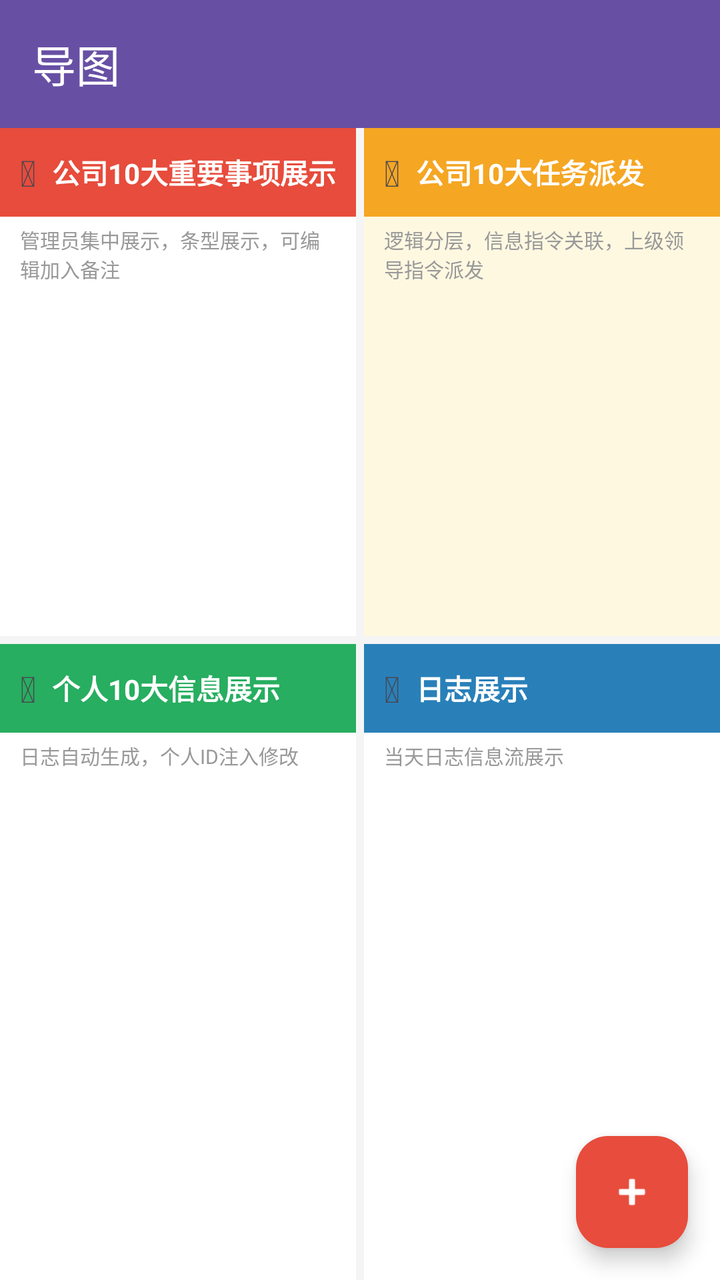
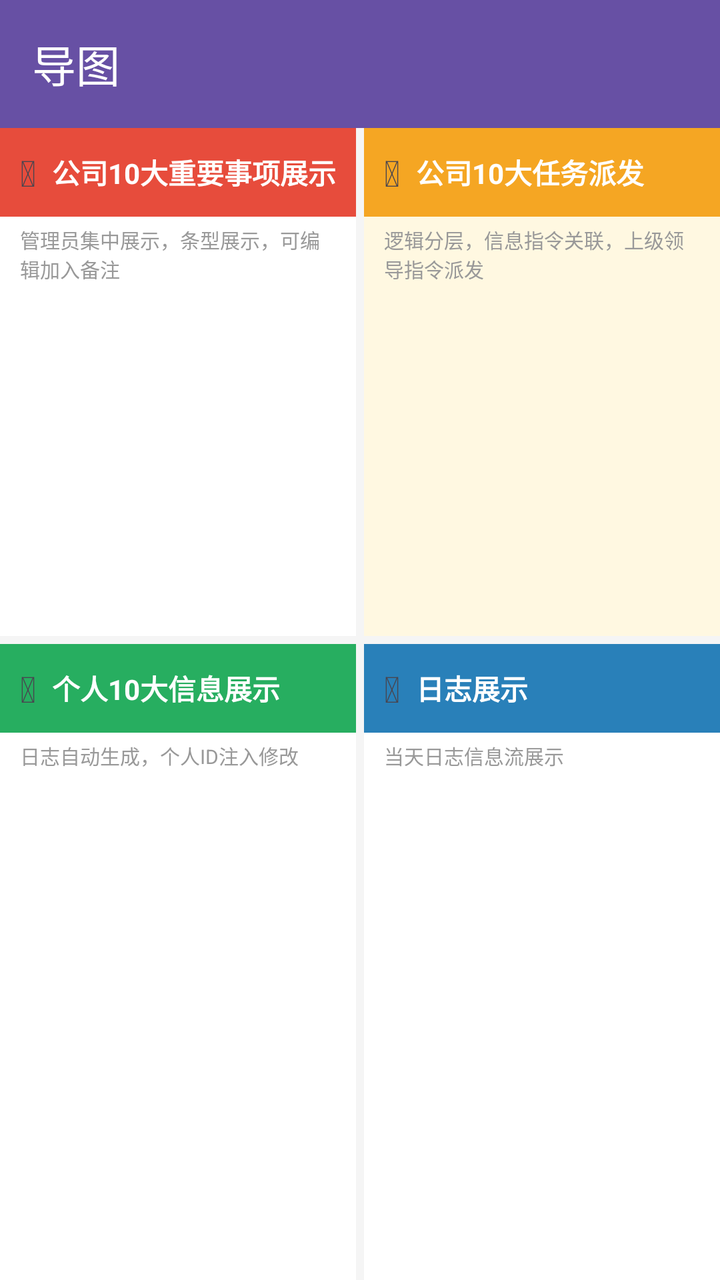

Screens rendered from an Android XML layout before and after an edit, with the pre-edit source and the edit as a unified diff.
<!-- AndroidManifest.xml: application theme Theme.Project_Pandora -->
<!-- res/layout/fragment_mindmap.xml -->
<?xml version="1.0" encoding="utf-8"?>
<layout xmlns:android="http://schemas.android.com/apk/res/android"
    xmlns:app="http://schemas.android.com/apk/res-auto">

    <data>

    </data>

    <androidx.constraintlayout.widget.ConstraintLayout
        android:layout_width="match_parent"
        android:layout_height="match_parent"
        android:background="#F5F5F5">

        <com.google.android.material.appbar.MaterialToolbar
            android:id="@+id/toolbar"
            android:layout_width="match_parent"
            android:layout_height="wrap_content"
            android:background="?attr/colorPrimary"
            app:title="导图"
            app:titleTextColor="@android:color/white"
            app:layout_constraintTop_toTopOf="parent" />

        <androidx.constraintlayout.widget.Guideline
            android:id="@+id/guideline_horizontal"
            android:layout_width="wrap_content"
            android:layout_height="wrap_content"
            android:orientation="horizontal"
            app:layout_constraintGuide_percent="0.5" />

        <androidx.constraintlayout.widget.Guideline
            android:id="@+id/guideline_vertical"
            android:layout_width="wrap_content"
            android:layout_height="wrap_content"
            android:orientation="vertical"
            app:layout_constraintGuide_percent="0.5" />

        <LinearLayout
            android:id="@+id/quadrant_top_left"
            android:layout_width="0dp"
            android:layout_height="0dp"
            android:orientation="vertical"
            android:background="#FFFFFF"
            android:layout_marginEnd="2dp"
            android:layout_marginBottom="2dp"
            android:clickable="true"
            android:focusable="true"
            app:layout_constraintTop_toBottomOf="@id/toolbar"
            app:layout_constraintBottom_toTopOf="@id/guideline_horizontal"
            app:layout_constraintStart_toStartOf="parent"
            app:layout_constraintEnd_toStartOf="@id/guideline_vertical">

            <LinearLayout
                android:layout_width="match_parent"
                android:layout_height="wrap_content"
                android:background="#E74C3C"
                android:orientation="horizontal"
                android:padding="10dp"
                android:gravity="center_vertical">

                <TextView
                    android:layout_width="wrap_content"
                    android:layout_height="wrap_content"
                    android:text="&#x1F4CB;"
                    android:textSize="18sp"
                    android:layout_marginEnd="8dp" />

                <TextView
                    android:layout_width="match_parent"
                    android:layout_height="wrap_content"
                    android:text="公司10大重要事项展示"
                    android:textSize="14sp"
                    android:textStyle="bold"
                    android:textColor="#FFFFFF" />
            </LinearLayout>

            <TextView
                android:layout_width="match_parent"
                android:layout_height="wrap_content"
                android:text="管理员集中展示，条型展示，可编辑加入备注"
                android:textSize="10sp"
                android:textColor="#999999"
                android:paddingStart="10dp"
                android:paddingEnd="10dp"
                android:paddingTop="4dp"
                android:paddingBottom="4dp" />

            <androidx.core.widget.NestedScrollView
                android:layout_width="match_parent"
                android:layout_height="0dp"
                android:layout_weight="1">

                <LinearLayout
                    android:id="@+id/list_company_important"
                    android:layout_width="match_parent"
                    android:layout_height="wrap_content"
                    android:orientation="vertical"
                    android:padding="4dp" />
            </androidx.core.widget.NestedScrollView>
        </LinearLayout>

        <LinearLayout
            android:id="@+id/quadrant_top_right"
            android:layout_width="0dp"
            android:layout_height="0dp"
            android:orientation="vertical"
            android:background="#FFF8E1"
            android:layout_marginStart="2dp"
            android:layout_marginBottom="2dp"
            android:clickable="true"
            android:focusable="true"
            app:layout_constraintTop_toBottomOf="@id/toolbar"
            app:layout_constraintBottom_toTopOf="@id/guideline_horizontal"
            app:layout_constraintStart_toStartOf="@id/guideline_vertical"
            app:layout_constraintEnd_toEndOf="parent">

            <LinearLayout
                android:layout_width="match_parent"
                android:layout_height="wrap_content"
                android:background="#F5A623"
                android:orientation="horizontal"
                android:padding="10dp"
                android:gravity="center_vertical">

                <TextView
                    android:layout_width="wrap_content"
                    android:layout_height="wrap_content"
                    android:text="&#x1F4E8;"
                    android:textSize="18sp"
                    android:layout_marginEnd="8dp" />

                <TextView
                    android:layout_width="match_parent"
                    android:layout_height="wrap_content"
                    android:text="公司10大任务派发"
                    android:textSize="14sp"
                    android:textStyle="bold"
                    android:textColor="#FFFFFF" />
            </LinearLayout>

            <TextView
                android:layout_width="match_parent"
                android:layout_height="wrap_content"
                android:text="逻辑分层，信息指令关联，上级领导指令派发"
                android:textSize="10sp"
                android:textColor="#999999"
                android:paddingStart="10dp"
                android:paddingEnd="10dp"
                android:paddingTop="4dp"
                android:paddingBottom="4dp" />

            <androidx.core.widget.NestedScrollView
                android:layout_width="match_parent"
                android:layout_height="0dp"
                android:layout_weight="1">

                <LinearLayout
                    android:id="@+id/list_company_dispatch"
                    android:layout_width="match_parent"
                    android:layout_height="wrap_content"
                    android:orientation="vertical"
                    android:padding="4dp" />
            </androidx.core.widget.NestedScrollView>
        </LinearLayout>

        <LinearLayout
            android:id="@+id/quadrant_bottom_left"
            android:layout_width="0dp"
            android:layout_height="0dp"
            android:orientation="vertical"
            android:background="#FFFFFF"
            android:layout_marginEnd="2dp"
            android:layout_marginTop="2dp"
            android:clickable="true"
            android:focusable="true"
            app:layout_constraintTop_toTopOf="@id/guideline_horizontal"
            app:layout_constraintBottom_toBottomOf="parent"
            app:layout_constraintStart_toStartOf="parent"
            app:layout_constraintEnd_toStartOf="@id/guideline_vertical">

            <LinearLayout
                android:layout_width="match_parent"
                android:layout_height="wrap_content"
                android:background="#27AE60"
                android:orientation="horizontal"
                android:padding="10dp"
                android:gravity="center_vertical">

                <TextView
                    android:layout_width="wrap_content"
                    android:layout_height="wrap_content"
                    android:text="&#x1F4C4;"
                    android:textSize="18sp"
                    android:layout_marginEnd="8dp" />

                <TextView
                    android:layout_width="match_parent"
                    android:layout_height="wrap_content"
                    android:text="个人10大信息展示"
                    android:textSize="14sp"
                    android:textStyle="bold"
                    android:textColor="#FFFFFF" />
            </LinearLayout>

            <TextView
                android:layout_width="match_parent"
                android:layout_height="wrap_content"
                android:text="日志自动生成，个人ID注入修改"
                android:textSize="10sp"
                android:textColor="#999999"
                android:paddingStart="10dp"
                android:paddingEnd="10dp"
                android:paddingTop="4dp"
                android:paddingBottom="4dp" />

            <androidx.core.widget.NestedScrollView
                android:layout_width="match_parent"
                android:layout_height="0dp"
                android:layout_weight="1">

                <LinearLayout
                    android:id="@+id/list_personal_important"
                    android:layout_width="match_parent"
                    android:layout_height="wrap_content"
                    android:orientation="vertical"
                    android:padding="4dp" />
            </androidx.core.widget.NestedScrollView>
        </LinearLayout>

        <LinearLayout
            android:id="@+id/quadrant_bottom_right"
            android:layout_width="0dp"
            android:layout_height="0dp"
            android:orientation="vertical"
            android:background="#FFFFFF"
            android:layout_marginStart="2dp"
            android:layout_marginTop="2dp"
            android:clickable="true"
            android:focusable="true"
            app:layout_constraintTop_toTopOf="@id/guideline_horizontal"
            app:layout_constraintBottom_toBottomOf="parent"
            app:layout_constraintStart_toStartOf="@id/guideline_vertical"
            app:layout_constraintEnd_toEndOf="parent">

            <LinearLayout
                android:layout_width="match_parent"
                android:layout_height="wrap_content"
                android:background="#2980B9"
                android:orientation="horizontal"
                android:padding="10dp"
                android:gravity="center_vertical">

                <TextView
                    android:layout_width="wrap_content"
                    android:layout_height="wrap_content"
                    android:text="&#x1F4DD;"
                    android:textSize="18sp"
                    android:layout_marginEnd="8dp" />

                <TextView
                    android:layout_width="match_parent"
                    android:layout_height="wrap_content"
                    android:text="日志展示"
                    android:textSize="14sp"
                    android:textStyle="bold"
                    android:textColor="#FFFFFF" />
            </LinearLayout>

            <TextView
                android:layout_width="match_parent"
                android:layout_height="wrap_content"
                android:text="当天日志信息流展示"
                android:textSize="10sp"
                android:textColor="#999999"
                android:paddingStart="10dp"
                android:paddingEnd="10dp"
                android:paddingTop="4dp"
                android:paddingBottom="4dp" />

            <androidx.core.widget.NestedScrollView
                android:layout_width="match_parent"
                android:layout_height="0dp"
                android:layout_weight="1">

                <LinearLayout
                    android:id="@+id/list_personal_log"
                    android:layout_width="match_parent"
                    android:layout_height="wrap_content"
                    android:orientation="vertical"
                    android:padding="4dp" />
            </androidx.core.widget.NestedScrollView>
        </LinearLayout>

        <com.google.android.material.floatingactionbutton.FloatingActionButton
            android:id="@+id/fab_add"
            android:layout_width="wrap_content"
            android:layout_height="wrap_content"
            android:src="@android:drawable/ic_input_add"
            android:backgroundTint="#E74C3C"
            app:tint="@android:color/white"
            android:layout_margin="16dp"
            app:layout_constraintBottom_toBottomOf="parent"
            app:layout_constraintEnd_toEndOf="parent" />

    </androidx.constraintlayout.widget.ConstraintLayout>
</layout>
<!-- resources referenced by this layout -->
<resources>
  <style name="Theme.Project_Pandora" parent="Base.Theme.Project_Pandora" />
  <style name="Base.Theme.Project_Pandora" parent="Theme.Material3.DayNight.NoActionBar">
          
          
      </style>
</resources>

<!-- the commit's change to res/layout/fragment_mindmap.xml (unified diff, before → after) -->
@@ -290,16 +290,6 @@
             </androidx.core.widget.NestedScrollView>
         </LinearLayout>
 
-        <com.google.android.material.floatingactionbutton.FloatingActionButton
-            android:id="@+id/fab_add"
-            android:layout_width="wrap_content"
-            android:layout_height="wrap_content"
-            android:src="@android:drawable/ic_input_add"
-            android:backgroundTint="#E74C3C"
-            app:tint="@android:color/white"
-            android:layout_margin="16dp"
-            app:layout_constraintBottom_toBottomOf="parent"
-            app:layout_constraintEnd_toEndOf="parent" />
 
     </androidx.constraintlayout.widget.ConstraintLayout>
 </layout>
